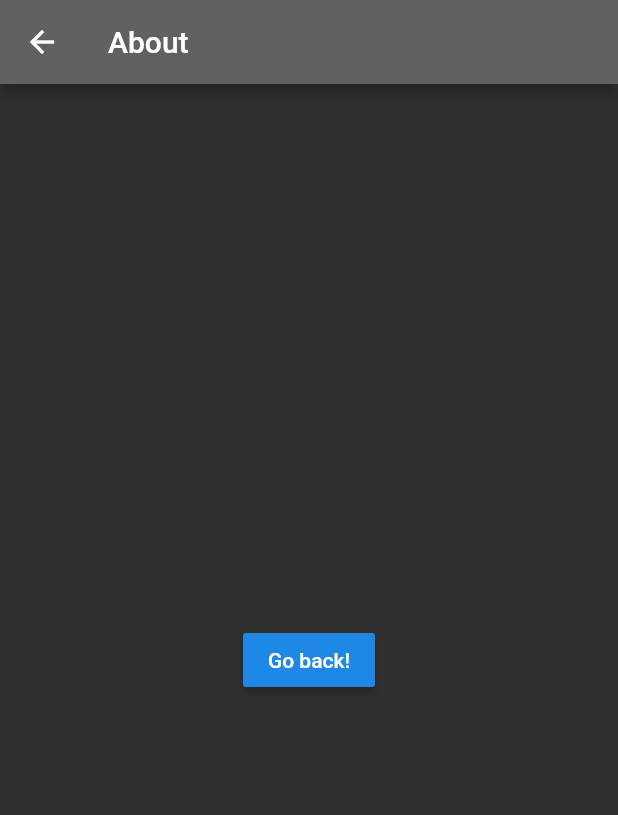
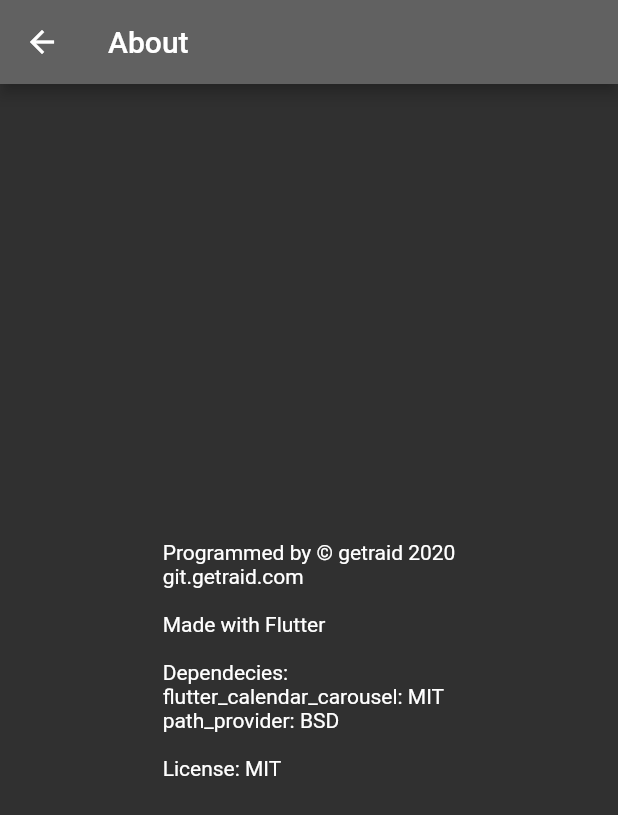
Before and after one commit to getraid/Simple-Diary, a Flutter app: the screen it shows after launch, in the side drawer, after a tap on "About Page", on a phone screen of 412 x 824 dp. Shown: the top 815 px of the screen. Run offline on Flutter 3.47's test engine with Material 2 defaults, Android fonts, the phone set to English and light mode, and no system bars; our stand-ins replace flutter_calendar_carousel.

Commit message:
Edit about section

```diff
--- a/lib/main.dart
+++ b/lib/main.dart
@@ -297,7 +297,6 @@ class _MyHomePageState extends State<MyHomePage> {
       List jsonParsed = json.decode(data.toString());
       for (int i = 0; i < jsonParsed.length; i++) {
         txtobj.add(new TxtClass.fromJson(jsonParsed[i]));
-
       }
 
       return txtobj;
@@ -320,28 +319,30 @@ class TxtClass {
     return new TxtClass(
         date: json['date'] as String, text: json['text'] as String);
   }
-   Map<String, dynamic> toJson() => {
-    "date": this.date,
-    "text": this.text
-  };
-
+  Map<String, dynamic> toJson() => {"date": this.date, "text": this.text};
 }
 
 class AboutPage extends StatelessWidget {
   @override
   Widget build(BuildContext context) {
     return Scaffold(
-      appBar: AppBar(
-        title: Text("About"),
-      ),
-      body: Center(
-        child: RaisedButton(
-          onPressed: () {
-            // Navigate back to first route when tapped.
-          },
-          child: Text('Go back!'),
+        appBar: AppBar(
+          title: Text("About"),
         ),
-      ),
-    );
+        body: Row(mainAxisAlignment: MainAxisAlignment.center, children: [
+          new Column(mainAxisAlignment: MainAxisAlignment.center, children: [
+            Text(
+                "Programmed by © getraid 2020\ngit.getraid.com\n\nMade with Flutter\n\nDependecies:\nflutter_calendar_carousel: MIT\npath_provider: BSD\n\nLicense: MIT"),
+
+            // Center(
+            //     child: RaisedButton(
+            //   onPressed: () {
+
+            //   },
+            //   child: Text('Export JSON'),
+            // )
+            // )
+          ])
+        ]));
   }
 }
--- a/pubspec.yaml
+++ b/pubspec.yaml
@@ -24,7 +24,6 @@ dependencies:
   # The following adds the Cupertino Icons font to your application.
   # Use with the CupertinoIcons class for iOS style icons.
   cupertino_icons: ^0.1.2
-
 dev_dependencies:
   flutter_test:
     sdk: flutter
```
